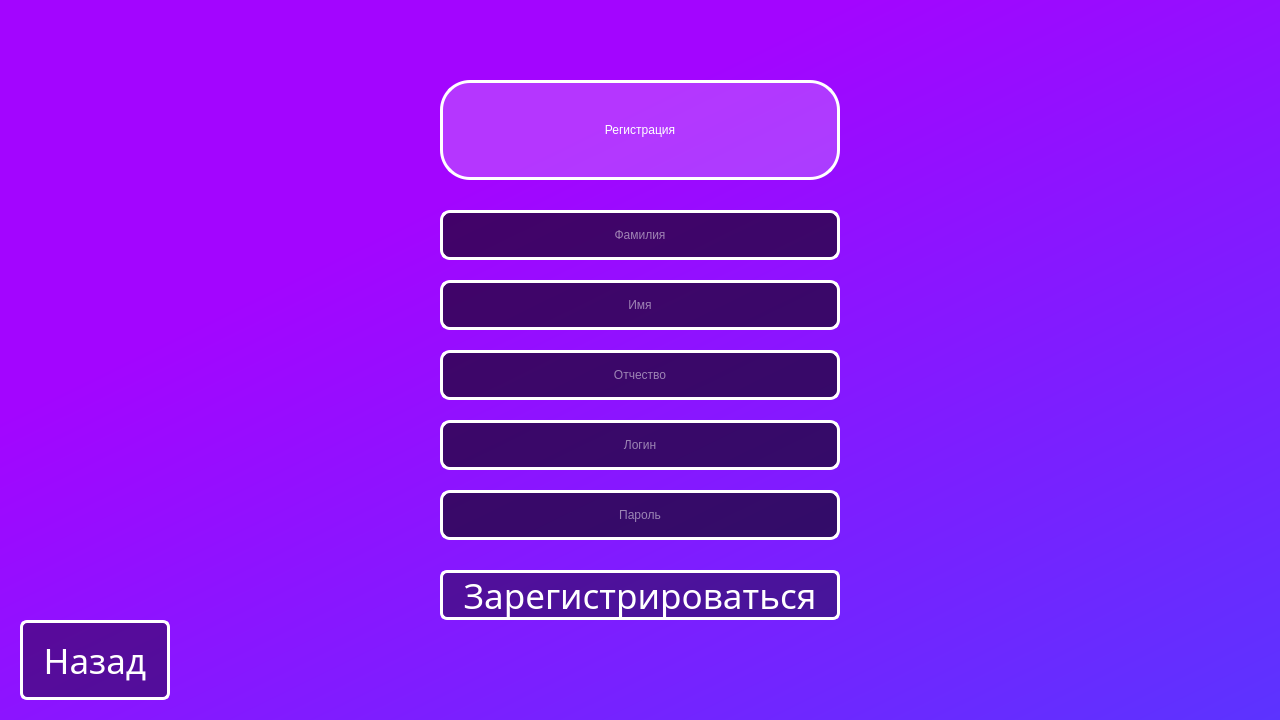
This is registration.ui in Bubblegubm/appforstaff as Qt 5 draws it before an edit. The edited form follows.
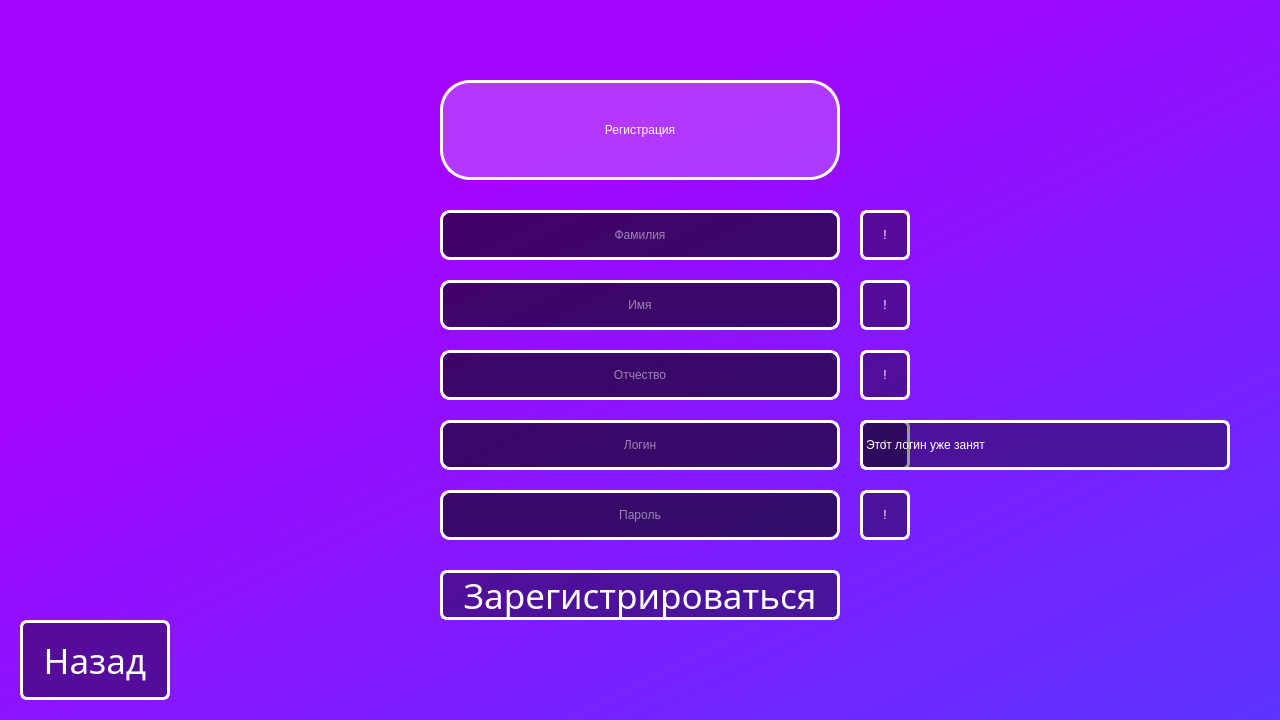
This is the edited form.

Commit message: Update function "pressed_button_registration" in Window_Registration

What changed in the file:
```diff
--- a/registration.ui
+++ b/registration.ui
@@ -474,6 +474,144 @@
      <string>Назад</string>
     </property>
    </widget>
+   <widget class="QLabel" name="IconFailSurname">
+    <property name="geometry">
+     <rect>
+      <x>860</x>
+      <y>210</y>
+      <width>50</width>
+      <height>50</height>
+     </rect>
+    </property>
+    <property name="styleSheet">
+     <string notr="true">color: rgb(255, 255, 255);
+border: 3px solid rgb(255, 255, 255);
+border-radius: 7px;
+font: 26pt &quot;Ambient(RUS BY LYAJKA)&quot;;
+background-color: rgba(0, 0, 0, 100);</string>
+    </property>
+    <property name="text">
+     <string>!</string>
+    </property>
+    <property name="alignment">
+     <set>Qt::AlignCenter</set>
+    </property>
+   </widget>
+   <widget class="QLabel" name="IconFailName">
+    <property name="geometry">
+     <rect>
+      <x>860</x>
+      <y>280</y>
+      <width>50</width>
+      <height>50</height>
+     </rect>
+    </property>
+    <property name="styleSheet">
+     <string notr="true">color: rgb(255, 255, 255);
+border: 3px solid rgb(255, 255, 255);
+border-radius: 7px;
+font: 26pt &quot;Ambient(RUS BY LYAJKA)&quot;;
+background-color: rgba(0, 0, 0, 100);</string>
+    </property>
+    <property name="text">
+     <string>!</string>
+    </property>
+    <property name="alignment">
+     <set>Qt::AlignCenter</set>
+    </property>
+   </widget>
+   <widget class="QLabel" name="IconFailSurname2">
+    <property name="geometry">
+     <rect>
+      <x>860</x>
+      <y>350</y>
+      <width>50</width>
+      <height>50</height>
+     </rect>
+    </property>
+    <property name="styleSheet">
+     <string notr="true">color: rgb(255, 255, 255);
+border: 3px solid rgb(255, 255, 255);
+border-radius: 7px;
+font: 26pt &quot;Ambient(RUS BY LYAJKA)&quot;;
+background-color: rgba(0, 0, 0, 100);</string>
+    </property>
+    <property name="text">
+     <string>!</string>
+    </property>
+    <property name="alignment">
+     <set>Qt::AlignCenter</set>
+    </property>
+   </widget>
+   <widget class="QLabel" name="IconFailLoginNone">
+    <property name="geometry">
+     <rect>
+      <x>860</x>
+      <y>420</y>
+      <width>50</width>
+      <height>50</height>
+     </rect>
+    </property>
+    <property name="styleSheet">
+     <string notr="true">color: rgb(255, 255, 255);
+border: 3px solid rgb(255, 255, 255);
+border-radius: 7px;
+font: 26pt &quot;Ambient(RUS BY LYAJKA)&quot;;
+background-color: rgba(0, 0, 0, 100);</string>
+    </property>
+    <property name="text">
+     <string>!</string>
+    </property>
+    <property name="alignment">
+     <set>Qt::AlignCenter</set>
+    </property>
+   </widget>
+   <widget class="QLabel" name="IconFailPassword">
+    <property name="geometry">
+     <rect>
+      <x>860</x>
+      <y>490</y>
+      <width>50</width>
+      <height>50</height>
+     </rect>
+    </property>
+    <property name="styleSheet">
+     <string notr="true">color: rgb(255, 255, 255);
+border: 3px solid rgb(255, 255, 255);
+border-radius: 7px;
+font: 26pt &quot;Ambient(RUS BY LYAJKA)&quot;;
+background-color: rgba(0, 0, 0, 100);</string>
+    </property>
+    <property name="text">
+     <string>!</string>
+    </property>
+    <property name="alignment">
+     <set>Qt::AlignCenter</set>
+    </property>
+   </widget>
+   <widget class="QLabel" name="IconFailLoginBusy">
+    <property name="geometry">
+     <rect>
+      <x>860</x>
+      <y>420</y>
+      <width>370</width>
+      <height>50</height>
+     </rect>
+    </property>
+    <property name="styleSheet">
+     <string notr="true">color: rgb(255, 255, 255);
+border: 3px solid rgb(255, 255, 255);
+border-radius: 7px;
+font: 26pt &quot;Ambient(RUS BY LYAJKA)&quot;;
+background-color: rgba(0, 0, 0, 100);</string>
+    </property>
+    <property name="text">
+     <string>Этот логин уже занят</string>
+    </property>
+    <property name="alignment">
+     <set>Qt::AlignLeading|Qt::AlignLeft|Qt::AlignVCenter</set>
+    </property>
+   </widget>
   </widget>
  </widget>
  <resources/>
```
The commit also changes 9 other files.
